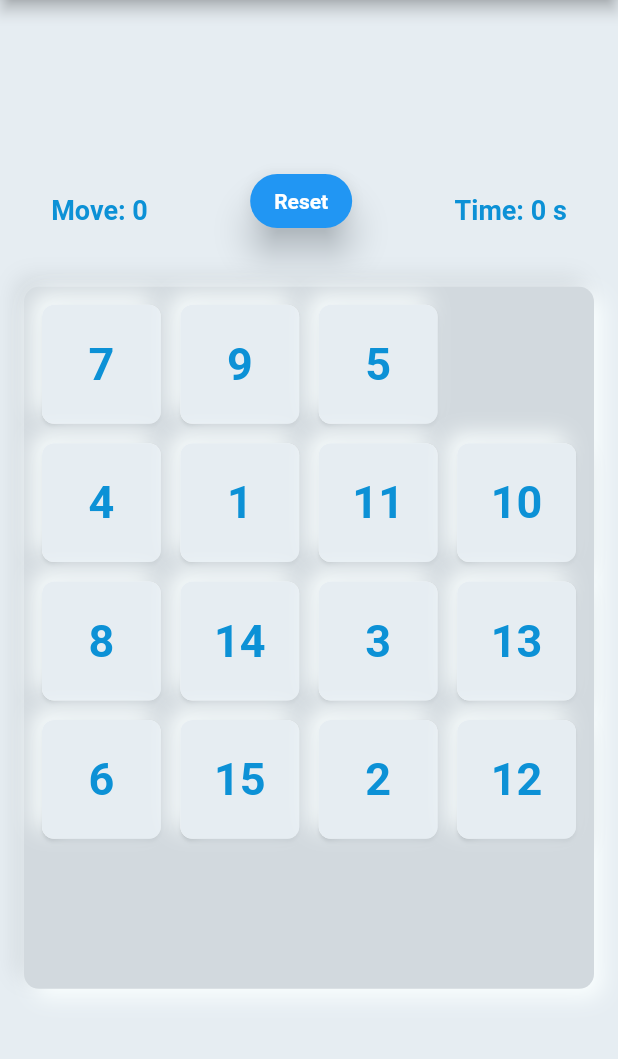
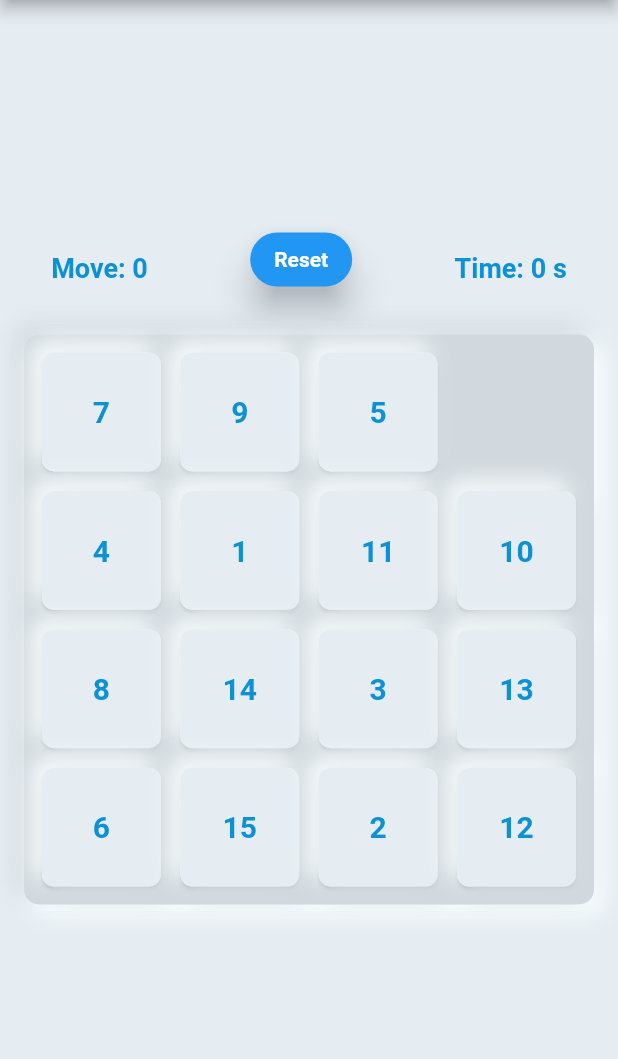
Before and after one commit to md-siam/flutter_puzzle_hack, a Flutter app: the screen it shows after launch, on a phone screen of 412 x 824 dp, the part 84-1143 px from its top. Run offline on Flutter 3.47's test engine with Material 2 defaults, Android fonts, the light colour scheme and no system bars; drawn by our look-alikes of clay_containers; our stand-ins replace audioplayers, google_fonts, responsive_framework, responsive_sizer; missing offline and left inert: day_night_switcher; Roboto replaces fonts that are missing (Alata).

Commit message:
bug fixed

```diff
--- a/lib/app/view/puzzle_game.dart
+++ b/lib/app/view/puzzle_game.dart
@@ -5,7 +5,7 @@ import 'package:clay_containers/widgets/clay_container.dart';
 
 import '/app/widget/top_appbar.dart';
 import '/app/widget/grid.dart';
-import '/app/widget/menu.dart';
+import '../widget/menu_items.dart';
 
 class PuzzleGame extends StatefulWidget {
   const PuzzleGame({Key? key}) : super(key: key);
@@ -47,15 +47,14 @@ class _PuzzleGameState extends State<PuzzleGame> {
             controller: null,
             child: Column(
               children: [
-                Menu(
+                MenuItems(
                   reset: reset,
                   move: move,
                   secondsPassed: secondsPassed,
-                  size: size,
                 ),
+                const SizedBox(height: 10.0),
                 Grid(
                   numbers: numbers,
-                  size: size,
                   clickGrid: clickGrid,
                 ),
               ],
@@ -129,7 +128,7 @@ class _PuzzleGameState extends State<PuzzleGame> {
                   children: [
                     const Text(
                       "Congratulation!!\n\nYou Won!!\n\n",
-                      style: TextStyle(fontSize: 20),
+                      style: TextStyle(fontSize: 20.0),
                       textAlign: TextAlign.center,
                     ),
                     SizedBox(
--- a/lib/app/widget/grid.dart
+++ b/lib/app/widget/grid.dart
@@ -1,22 +1,22 @@
 import 'package:flutter/material.dart';
+import 'package:responsive_sizer/responsive_sizer.dart';
 import 'package:clay_containers/widgets/clay_container.dart';
 
-import 'util/grid_button.dart';
+import 'util/grid_container.dart';
 
 class Grid extends StatelessWidget {
   var numbers = [];
-  var size;
   Function clickGrid;
   Grid({
     Key? key,
     required this.numbers,
-    required this.size,
     required this.clickGrid,
   }) : super(key: key);
 
   @override
   Widget build(BuildContext context) {
-    var boardSize = 500.0;
+    var screenWidth = MediaQuery.of(context).size.width;
+    var boardSize = screenWidth <= 480 ? 100.w : 500.0;
     return SizedBox(
       width: boardSize,
       height: boardSize,
@@ -42,7 +42,7 @@ class Grid extends StatelessWidget {
                   itemCount: numbers.length,
                   itemBuilder: (context, index) {
                     return numbers[index] != 0
-                        ? GridButton("${numbers[index]}", () {
+                        ? GridContainer("${numbers[index]}", () {
                             clickGrid(index);
                           })
                         : const SizedBox.shrink();
--- a/lib/app/widget/menu.dart
+++ b/lib/app/widget/menu_items.dart
@@ -4,23 +4,22 @@ import 'util/move.dart';
 import 'util/reset_button.dart';
 import 'util/timer.dart';
 
-class Menu extends StatelessWidget {
+class MenuItems extends StatelessWidget {
   Function reset;
   int move;
   int secondsPassed;
-  var size;
-  Menu({
+
+  MenuItems({
     Key? key,
     required this.reset,
     required this.move,
     required this.secondsPassed,
-    required this.size,
   }) : super(key: key);
 
   @override
   Widget build(BuildContext context) {
     return SizedBox(
-      height: size.height * 0.10,
+      width: 600.0,
       child: Row(
         mainAxisAlignment: MainAxisAlignment.spaceAround,
         crossAxisAlignment: CrossAxisAlignment.center,
--- a/lib/app/widget/top_appbar.dart
+++ b/lib/app/widget/top_appbar.dart
@@ -8,11 +8,20 @@ import 'util/dropdown_menu.dart';
 import '../provider/theme_provider.dart';
 import '../provider/sound_provider.dart';
 
-class TopAppBar extends StatelessWidget with PreferredSizeWidget {
+class TopAppBar extends StatefulWidget with PreferredSizeWidget {
   const TopAppBar({
     Key? key,
   }) : super(key: key);
 
+  @override
+  State<TopAppBar> createState() => _TopAppBarState();
+
+  @override
+  Size get preferredSize => const Size.fromHeight(kToolbarHeight);
+}
+
+class _TopAppBarState extends State<TopAppBar> {
+  bool isMute = false;
   @override
   Widget build(BuildContext context) {
     return AppBar(
@@ -45,7 +54,7 @@ class TopAppBar extends StatelessWidget with PreferredSizeWidget {
                         mainAxisAlignment: MainAxisAlignment.start,
                         children: [
                           SizedBox(
-                            width: 50,
+                            width: 50.0,
                             child: DayNightSwitcher(
                               dayBackgroundColor: const Color(0xFF0C91D6),
                               isDarkModeEnabled: themeProvider.darkTheme,
@@ -79,11 +88,11 @@ class TopAppBar extends StatelessWidget with PreferredSizeWidget {
           visible: false,
           visibleWhen: const [Condition.smallerThan(name: TABLET)],
           child: CustomDropdownMenu(
-            borderRadius: BorderRadius.circular(10),
+            borderRadius: BorderRadius.circular(10.0),
             backgroundColor: Theme.of(context).hoverColor,
             icons: const [
-              Icon(Icons.volume_up, size: 30),
-              Icon(Icons.info_outline_rounded, size: 30),
+              Icon(Icons.volume_up, size: 30.0),
+              Icon(Icons.info_outline_rounded, size: 30.0),
             ],
             onChange: (index) {},
           ),
@@ -100,8 +109,13 @@ class TopAppBar extends StatelessWidget with PreferredSizeWidget {
                     IconButton(
                       onPressed: () {
                         soundProvider.playMenuOpen();
+                        setState(() {
+                          isMute = !isMute;
+                        });
                       },
-                      icon: const Icon(Icons.volume_up, size: 40.0),
+                      icon: isMute
+                          ? const Icon(Icons.volume_off, size: 40.0)
+                          : const Icon(Icons.volume_up, size: 40.0),
                     ),
                     const SizedBox(width: 10.0),
                     IconButton(
@@ -127,7 +141,7 @@ class TopAppBar extends StatelessWidget with PreferredSizeWidget {
       context: context,
       applicationIcon: const Icon(
         Icons.gamepad_rounded,
-        size: 80,
+        size: 80.0,
       ),
       applicationName: 'Puzzle Hack',
       applicationVersion: '1.0.0',
@@ -140,7 +154,4 @@ class TopAppBar extends StatelessWidget with PreferredSizeWidget {
       ],
     );
   }
-
-  @override
-  Size get preferredSize => const Size.fromHeight(kToolbarHeight);
 }
--- a/lib/app/widget/util/dropdown_menu.dart
+++ b/lib/app/widget/util/dropdown_menu.dart
@@ -39,7 +39,7 @@ class _CustomDropdownMenuState extends State<CustomDropdownMenu>
       vsync: this,
       duration: const Duration(milliseconds: 600),
     );
-    _borderRadius = widget.borderRadius ?? BorderRadius.circular(4);
+    _borderRadius = widget.borderRadius ?? BorderRadius.circular(4.0);
     _key = LabeledGlobalKey("button_icon");
     super.initState();
   }
@@ -85,7 +85,7 @@ class _CustomDropdownMenuState extends State<CustomDropdownMenu>
               icon: AnimatedIcons.menu_close,
               progress: _animationController,
             ),
-            iconSize: 35,
+            iconSize: 35.0,
             onPressed: () {
               if (isMenuOpen) {
                 soundProvider.playMenuClose();
@@ -113,7 +113,7 @@ class _CustomDropdownMenuState extends State<CustomDropdownMenu>
               Align(
                 alignment: Alignment.topCenter,
                 child: Material(
-                  elevation: 10,
+                  elevation: 10.0,
                   color: Colors.transparent,
                   shadowColor: Theme.of(context).shadowColor,
                   shape: ShapeBorder.lerp(
@@ -124,8 +124,8 @@ class _CustomDropdownMenuState extends State<CustomDropdownMenu>
                   child: ClipPath(
                     clipper: ArrowClipper(),
                     child: Container(
-                      width: 17,
-                      height: 17,
+                      width: 17.0,
+                      height: 17.0,
                       color: widget.backgroundColor,
                     ),
                   ),
@@ -134,7 +134,7 @@ class _CustomDropdownMenuState extends State<CustomDropdownMenu>
               Padding(
                 padding: const EdgeInsets.only(top: 15.0),
                 child: Material(
-                  elevation: 10,
+                  elevation: 10.0,
                   color: Colors.transparent,
                   shadowColor: Theme.of(context).shadowColor,
                   child: Container(
@@ -190,7 +190,7 @@ void onSelected(BuildContext context, int item) {
         context: context,
         applicationIcon: const Icon(
           Icons.gamepad_rounded,
-          size: 80,
+          size: 80.0,
         ),
         applicationName: 'Puzzle Hack',
         applicationVersion: '1.0.0',
--- a/lib/app/widget/util/grid_button.dart
+++ b/lib/app/widget/util/grid_container.dart
@@ -1,14 +1,15 @@
 import 'package:flutter/material.dart';
 import 'package:provider/provider.dart';
 import 'package:clay_containers/widgets/clay_container.dart';
+import 'package:responsive_framework/responsive_framework.dart';
 
 import '/app/provider/sound_provider.dart';
 
-class GridButton extends StatelessWidget {
+class GridContainer extends StatelessWidget {
   Function click;
   String text;
 
-  GridButton(this.text, this.click, {Key? key}) : super(key: key);
+  GridContainer(this.text, this.click, {Key? key}) : super(key: key);
 
   @override
   Widget build(BuildContext context) {
@@ -19,7 +20,6 @@ class GridButton extends StatelessWidget {
             click();
             soundProvider.playSlidingSound();
           },
-          //onTap: click as void Function()?,
           child: Card(
             shape: RoundedRectangleBorder(
               borderRadius: BorderRadius.circular(8.0),
@@ -32,8 +32,15 @@ class GridButton extends StatelessWidget {
               child: Center(
                 child: Text(
                   text,
-                  style: const TextStyle(
-                    fontSize: 30,
+                  style: TextStyle(
+                    fontSize: ResponsiveValue(
+                      context,
+                      defaultValue: 30.0,
+                      valueWhen: const [
+                        Condition.smallerThan(name: MOBILE, value: 20.0),
+                        Condition.largerThan(name: TABLET, value: 30.0)
+                      ],
+                    ).value,
                     fontWeight: FontWeight.bold,
                   ),
                 ),
--- a/lib/app/widget/util/move.dart
+++ b/lib/app/widget/util/move.dart
@@ -14,7 +14,7 @@ class Move extends StatelessWidget {
       child: Text(
         "Move: $move",
         style: const TextStyle(
-          fontSize: 18,
+          fontSize: 18.0,
           fontWeight: FontWeight.bold,
         ),
       ),
--- a/lib/app/widget/util/timer.dart
+++ b/lib/app/widget/util/timer.dart
@@ -14,7 +14,7 @@ class Time extends StatelessWidget {
       child: Text(
         "Time: $secondsPassed s",
         style: const TextStyle(
-          fontSize: 18,
+          fontSize: 18.0,
           fontWeight: FontWeight.bold,
         ),
       ),
--- a/lib/main.dart
+++ b/lib/main.dart
@@ -7,6 +7,7 @@
 
 import 'package:flutter/material.dart';
 import 'package:provider/provider.dart';
+import 'package:responsive_sizer/responsive_sizer.dart';
 import 'package:responsive_framework/responsive_framework.dart';
 
 import 'app/view/puzzle_game.dart';
@@ -51,7 +52,11 @@ class MyApp extends StatelessWidget {
               const ResponsiveBreakpoint.autoScale(2460, name: '4K'),
             ],
           ),
-          home: const PuzzleGame(),
+          home: ResponsiveSizer(
+            builder: (context, orientation, screenType) {
+              return const PuzzleGame();
+            },
+          ),
         );
       },
     );
--- a/pubspec.yaml
+++ b/pubspec.yaml
@@ -43,6 +43,8 @@ dependencies:
   google_fonts: ^2.3.1
   # For responsive UI
   responsive_framework: ^0.1.7
+  ## For responsive SizedBox
+  responsive_sizer: ^3.0.5+1
   # For state-management
   provider: ^6.0.2
   # For modern neumorphic containers
```
Also changed, not shown: pubspec.lock.
